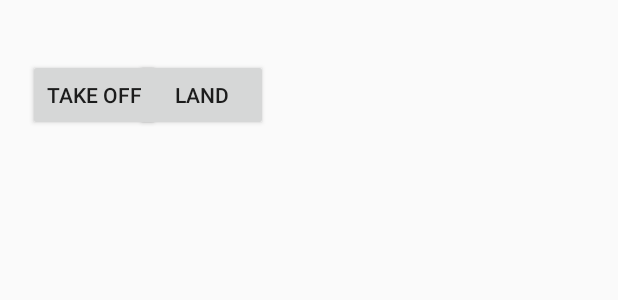
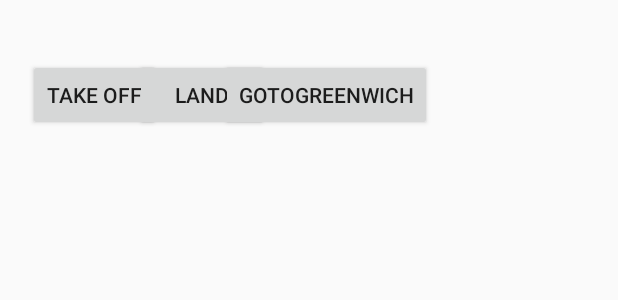
Before and after one commit to Bigoud33/DronePilot, an Android app: the layout activity_test.xml on its own in the app's theme, with its tools: preview values and no code run, on a phone screen of 412 x 824 dp. Shown: the top 300 px of the screen. Run offline under Robolectric (Android 15) with nearby library versions, the phone set to English and light mode, and no system bars.

Commit message:
Modification test activity

```diff
--- a/app/src/main/res/layout/activity_test.xml
+++ b/app/src/main/res/layout/activity_test.xml
@@ -29,4 +29,16 @@
         app:layout_constraintTop_toTopOf="parent"
         app:layout_constraintVertical_bias="0.051" />
 
+    <Button
+        android:id="@+id/btn_forward"
+        android:layout_width="wrap_content"
+        android:layout_height="wrap_content"
+        android:text="GoToGreenwich"
+        app:layout_constraintBottom_toBottomOf="parent"
+        app:layout_constraintEnd_toEndOf="parent"
+        app:layout_constraintHorizontal_bias="0.543"
+        app:layout_constraintStart_toStartOf="parent"
+        app:layout_constraintTop_toTopOf="parent"
+        app:layout_constraintVertical_bias="0.051" />
+
 </android.support.constraint.ConstraintLayout>
```
Also changed, not shown: app/src/main/java/bigoud/com/dronepilot/Test.java (+49 -0 lines).
